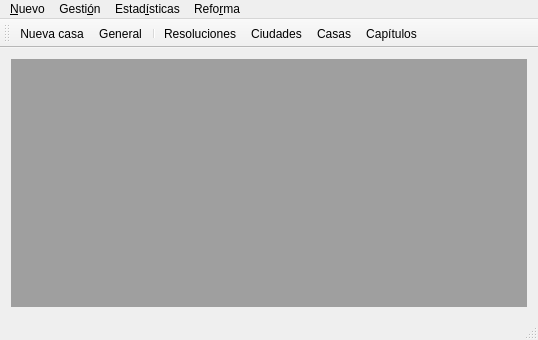
First picture: the form in gui/mainwindow.ui, repository rogorido/qtpredicadores, before the edit.
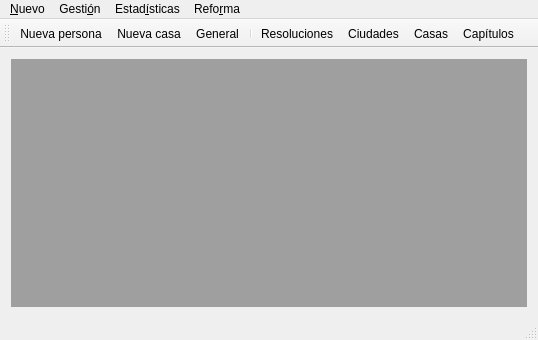
Second picture: the form after the edit. Icons and pictures are not drawn.

Commit message: Transformando a QWidget antiguos QDialog: en lo de persona

```diff
--- a/gui/mainwindow.ui
+++ b/gui/mainwindow.ui
@@ -83,6 +83,7 @@
    <attribute name="toolBarBreak">
     <bool>false</bool>
    </attribute>
+   <addaction name="actionNuevaPersona"/>
    <addaction name="actionNuevaCasa"/>
    <addaction name="actionGeneralEstadisticas"/>
    <addaction name="separator"/>
```
Left out of the diff: 4 changed lines with no effect on the pictures. The commit also changes 5 other files.
